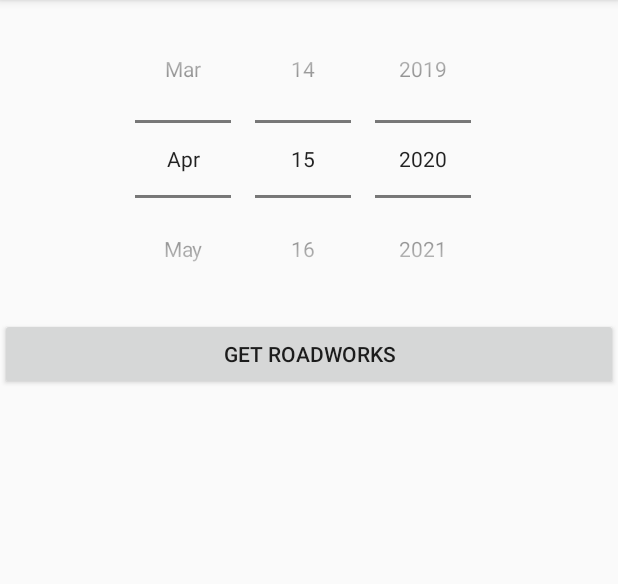
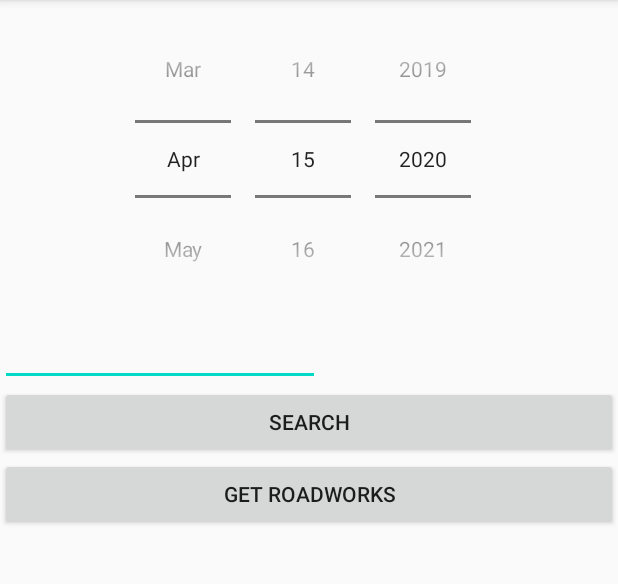
Before and after one commit to jdougl/MPD_CW, an Android app: the screen it shows after launch (MainActivity), on a phone screen of 412 x 824 dp, the part 84-668 px from its top. Run offline under Robolectric (Android 15) with nearby library versions, the phone set to English and light mode, and no system bars.

Commit message:
Added button, added text search functionality with intentions to autocomplete

```diff
--- a/app/src/main/java/com/example/mpd_cw/MainActivity.java
+++ b/app/src/main/java/com/example/mpd_cw/MainActivity.java
@@ -1,6 +1,8 @@
 package com.example.mpd_cw;
 
+import android.app.Activity;
 import android.app.Dialog;
+import android.content.Context;
 import android.os.Build;
 import android.os.Bundle;
 import android.util.Log;
@@ -11,6 +13,7 @@ import android.view.Window;
 import android.view.WindowManager;
 import android.widget.AdapterView;
 import android.widget.ArrayAdapter;
+import android.widget.AutoCompleteTextView;
 import android.widget.Button;
 import android.widget.DatePicker;
 import android.widget.LinearLayout;
@@ -65,6 +68,9 @@ public class MainActivity extends AppCompatActivity implements View.OnClickListe
     // used to store roadwork data which we will use to populate list
     ArrayList<String> roadworks = new ArrayList<String>();
 
+    // single variable used to store ONLY roadwork titles for searching functionality
+    ArrayList<String> roadworkTitles = new ArrayList<String>();
+
     @Override
     protected void onCreate(Bundle savedInstanceState)
     {
@@ -75,7 +81,16 @@ public class MainActivity extends AppCompatActivity implements View.OnClickListe
         startButton = (Button)findViewById(R.id.startButton);
         startButton.setOnClickListener(this);
 
+        Button searchSubmitButton = (Button)findViewById(R.id.searchButton);
+
         roadWorkList = findViewById(R.id.roadwork_list);
+
+        // initialize the custom textview with autocomplete
+        ArrayAdapter<String> adapter = new ArrayAdapter<String>(this,
+                android.R.layout.simple_dropdown_item_1line, roadworkTitles);
+        AutoCompleteTextView textView = (AutoCompleteTextView)
+                findViewById(R.id.editText1);
+        textView.setAdapter(adapter);
 
         // Initialize datepicker and add a listener
         DatePicker datePicker = (DatePicker) findViewById(R.id.datePicker);
@@ -106,6 +121,13 @@ public class MainActivity extends AppCompatActivity implements View.OnClickListe
           }
         });
 
+        searchSubmitButton.setOnClickListener(new View.OnClickListener() {
+
+            @Override
+            public void onClick(View view) {
+                System.out.println("yat");
+            }
+        });
 
         roadWorkList.setOnItemClickListener(new AdapterView.OnItemClickListener()
         {
@@ -218,8 +240,12 @@ public class MainActivity extends AppCompatActivity implements View.OnClickListe
                         //  get the associated text
                         tempTitle = xpp.nextText();
 
+                        // adding all titles to roadworks titles for search functionality
+                        roadworkTitles.add(tempTitle);
+
                         // formatting - making the text more readable
                         tempTitle = "Title: " + tempTitle + "\n";
+
                     }
 
                     // parse out description, remove tags
@@ -326,6 +352,7 @@ public class MainActivity extends AppCompatActivity implements View.OnClickListe
                 //
                 //
                 parseRawTextByDate(rawInput);
+                System.out.println(roadworkTitles);
                 while ((inputLine = in.readLine()) != null)
                 {
                     result = result + inputLine;
--- a/app/src/main/res/layout/activity_main.xml
+++ b/app/src/main/res/layout/activity_main.xml
@@ -16,8 +16,32 @@
             android:endYear="2100"
             android:startYear="1900" >
         </DatePicker>
-        <Button android:id="@+id/startButton" android:layout_width="fill_parent" android:layout_height="wrap_content" android:text="Get roadworks"/>
-        <ListView
+
+    <!-- Autocomplete text view that allows users to search directly for incidents -->
+    <AutoCompleteTextView
+        android:id="@+id/editText1"
+        android:layout_width="wrap_content"
+        android:layout_height="wrap_content"
+        android:ems="10"
+        android:imeOptions="actionSearch"
+        android:inputType="textAutoComplete|textAutoCorrect"
+        android:textColor="#000000" >
+        <requestFocus />
+    </AutoCompleteTextView>
+
+    <Button
+        android:id="@+id/searchButton"
+        android:layout_width="fill_parent"
+        android:layout_height="wrap_content"
+        android:text="Search"/>
+
+        <Button
+            android:id="@+id/startButton"
+            android:layout_width="fill_parent"
+            android:layout_height="wrap_content"
+            android:text="Get roadworks"/>
+
+    <ListView
             android:id="@+id/roadwork_list"
             android:layout_width="match_parent"
             android:layout_height="wrap_content"
```
